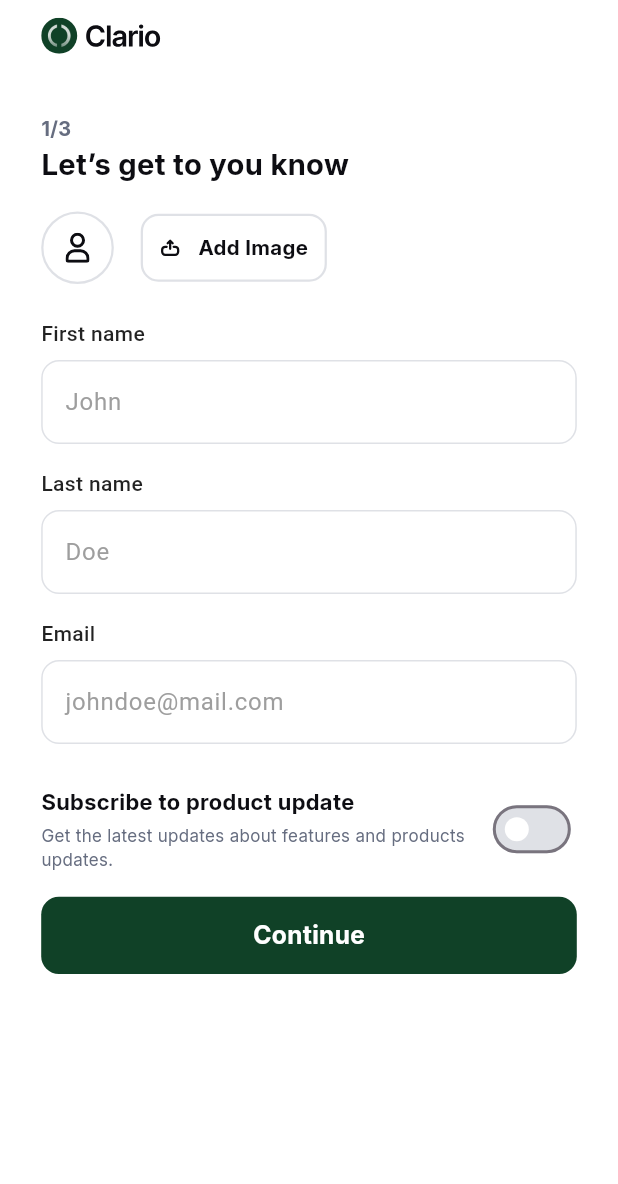
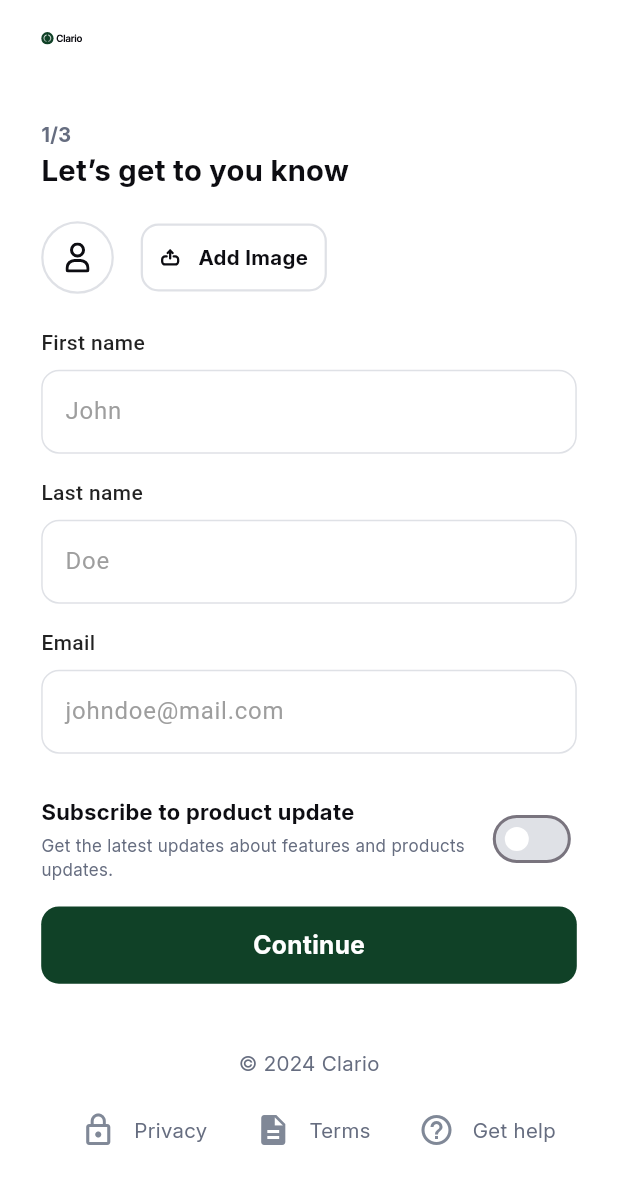
Before and after one commit to hijasahamed/Clario-UI, a Flutter app: the screen it shows after launch, on a phone screen of 412 x 824 dp. Shown: the top 1184 px of the screen. Run offline on Flutter 3.47's test engine with Material 3 defaults, Android fonts, the phone set to English and light mode, and no system bars; our stand-ins replace flutter_svg.

Commit message:
feat: onboarding one screen completed

```diff
--- a/lib/main.dart
+++ b/lib/main.dart
@@ -1,5 +1,6 @@
 import 'package:clario/view/screen/onboarding_one_screen.dart';
 import 'package:flutter/material.dart';
+import 'package:flutter/services.dart';
 
 void main() {
   runApp(const ClarioApp());
@@ -11,6 +12,11 @@ class ClarioApp extends StatelessWidget {
   @override
   Widget build(BuildContext context) {
     final screenSize = MediaQuery.sizeOf(context);
+    SystemChrome.setSystemUIOverlayStyle(SystemUiOverlayStyle(
+      statusBarColor: Colors.white,
+      statusBarIconBrightness: Brightness.dark,
+      statusBarBrightness: Brightness.light,
+    ));
     return MaterialApp(
       title: 'Clario',
       debugShowCheckedModeBanner: false,
--- a/lib/view/screen/onboarding_one_screen.dart
+++ b/lib/view/screen/onboarding_one_screen.dart
@@ -1,7 +1,7 @@
-import 'package:clario/view/widget/common_widgets/text_widget.dart';
 import 'package:clario/view/widget/onboarding_one_widgets/clario_logo_widget.dart';
 import 'package:clario/view/widget/onboarding_one_widgets/continue_button.dart';
 import 'package:clario/view/widget/onboarding_one_widgets/intro_text_widget.dart';
+import 'package:clario/view/widget/onboarding_one_widgets/privacy_bar_widget.dart';
 import 'package:clario/view/widget/onboarding_one_widgets/subscribe_toggle.dart';
 import 'package:clario/view/widget/onboarding_one_widgets/user_details_widget.dart';
 import 'package:flutter/material.dart';
@@ -25,7 +25,8 @@ class OnboardingOneScreen extends StatelessWidget {
                 IntroTextWidget(screenSize: screenSize),
                 UserDetailsWidget(screenSize: screenSize),
                 SubscribeToggle(screenSize: screenSize),
-                ContinueButton(screenSize: screenSize)
+                ContinueButton(screenSize: screenSize),
+                PrivacyBarWidget(screenSize: screenSize),
               ],
             ),
           ),
--- a/lib/view/widget/onboarding_one_widgets/clario_logo_widget.dart
+++ b/lib/view/widget/onboarding_one_widgets/clario_logo_widget.dart
@@ -15,6 +15,8 @@ class ClarioLogoWidget extends StatelessWidget {
         SvgPicture.asset(
           'asset/image/clario_logo.svg',
           fit: BoxFit.contain,
+          height: screenSize.width/15,
+          width: screenSize.width/15,
         ),
         SizedBox(height: screenSize.width/10,),
       ],
--- a/lib/view/widget/onboarding_one_widgets/intro_text_widget.dart
+++ b/lib/view/widget/onboarding_one_widgets/intro_text_widget.dart
@@ -16,7 +16,7 @@ class IntroTextWidget extends StatelessWidget {
       children: [
         TextWidget(text: '1/3', color: Color(0xff666D80), size: screenSize.width/31, fontFamily: 'Inter', weight: FontWeight.w800),
         TextWidget(text: "Let’s get to you know", color: Color(0xff0D0D12), size: screenSize.width/21, fontFamily: 'Inter', weight: FontWeight.bold),
-        SizedBox(height: 15,)
+        SizedBox(height: 18,)
       ],
     );
   }
--- /dev/null
+++ b/lib/view/widget/onboarding_one_widgets/privacy_bar_widget.dart
@@ -0,0 +1,45 @@
+import 'package:clario/view/widget/common_widgets/text_widget.dart';
+import 'package:flutter/material.dart';
+
+class PrivacyBarWidget extends StatelessWidget {
+  const PrivacyBarWidget({
+    super.key,
+    required this.screenSize,
+  });
+
+  final Size screenSize;
+
+  @override
+  Widget build(BuildContext context) {
+    return Column(
+      mainAxisAlignment: MainAxisAlignment.center,
+      children: [
+        SizedBox(height: screenSize.height/19),
+        TextWidget(text: '© 2024 Clario', color: Color(0xff666D80), size: screenSize.width/30, fontFamily: 'Inter', weight: FontWeight.w500),
+        SizedBox(height: screenSize.height/80),
+        Row(
+          mainAxisAlignment: MainAxisAlignment.center,
+          children: [
+            IconButton(
+              onPressed: () {},
+              icon: const Icon(Icons.lock_outline,color: Color(0xff808897),),
+            ),
+            TextWidget(text: 'Privacy', color: Color(0xff666D80), size: screenSize.width/30, fontFamily: 'Inter', weight: FontWeight.w500),
+            const SizedBox(width: 20.0),
+            IconButton(
+              onPressed: () {},
+              icon: const Icon(Icons.description,color: Color(0xff808897),),
+            ),
+            TextWidget(text: 'Terms', color: Color(0xff666D80), size: screenSize.width/30, fontFamily: 'Inter', weight: FontWeight.w500),
+            const SizedBox(width: 20.0),
+            IconButton(
+              onPressed: () {},
+              icon: const Icon(Icons.help_outline,color: Color(0xff808897),),
+            ),
+            TextWidget(text: 'Get help', color: Color(0xff666D80), size: screenSize.width/30, fontFamily: 'Inter', weight: FontWeight.w500),
+          ],
+        ),
+      ],
+    );
+  }
+}
```
